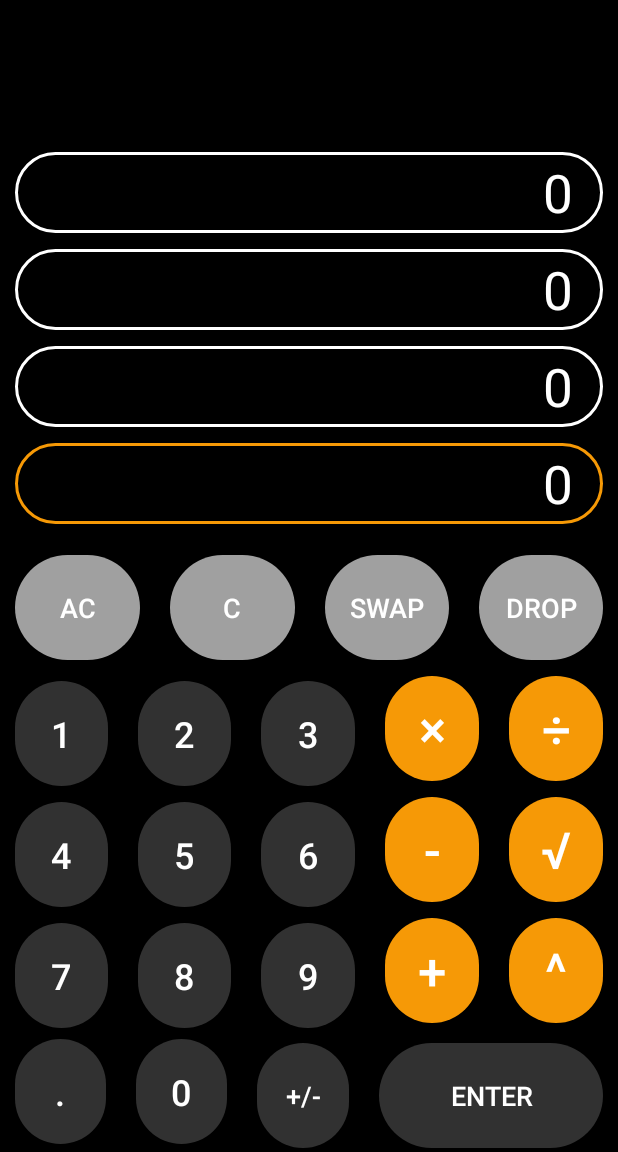
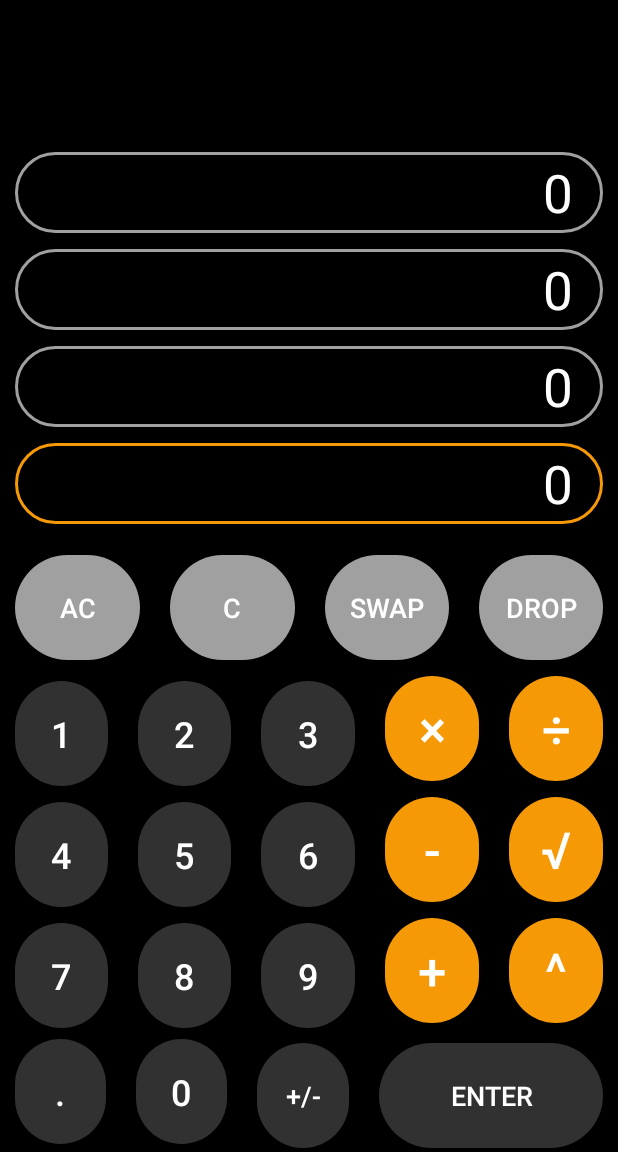
Before and after one commit to wachuuu/RPN-calculator, an Android app: the screen it shows after launch (MainActivity), on a phone screen of 412 x 824 dp, the part 84-1236 px from its top. Run offline under Robolectric (Android 15) with nearby library versions, the phone set to English and light mode, and no system bars.

Commit message:
default border color fix

```diff
--- a/app/src/main/java/com/example/rpncalc/MainActivity.kt
+++ b/app/src/main/java/com/example/rpncalc/MainActivity.kt
@@ -59,7 +59,7 @@ class MainActivity : AppCompatActivity(), GestureDetector.OnGestureListener {
             "gray" -> R.color.gray
             "orange" -> R.color.orange
             "white" -> R.color.white
-            else -> R.color.white
+            else -> R.color.gray
         }
 
         for (id in rowIDs) {
--- a/app/src/main/res/values/arrays.xml
+++ b/app/src/main/res/values/arrays.xml
@@ -1,13 +1,13 @@
 <resources>
     <string-array name="colors_entries">
+        <item>Gray</item>
         <item>Orange</item>
-        <item>Gray</item>
         <item>White</item>
     </string-array>
 
     <string-array name="colors_values">
+        <item>gray</item>
         <item>orange</item>
-        <item>gray</item>
         <item>white</item>
     </string-array>
 
--- a/app/src/main/res/xml/root_preferences.xml
+++ b/app/src/main/res/xml/root_preferences.xml
@@ -10,6 +10,7 @@
             android:key="color"
             android:title="Stack border color"
             app:useSimpleSummaryProvider="true" />
+
         <SwitchPreference
             android:defaultValue="true"
             android:key="highlight"
```
